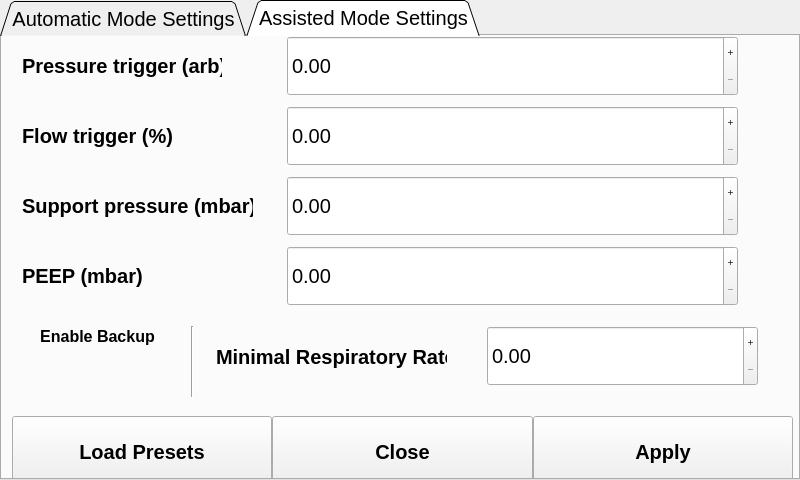
Before: the Qt Designer form gui/settings/settings.ui in MariuszSuchenek/MVM_GUI_test2, drawn with Qt 5.
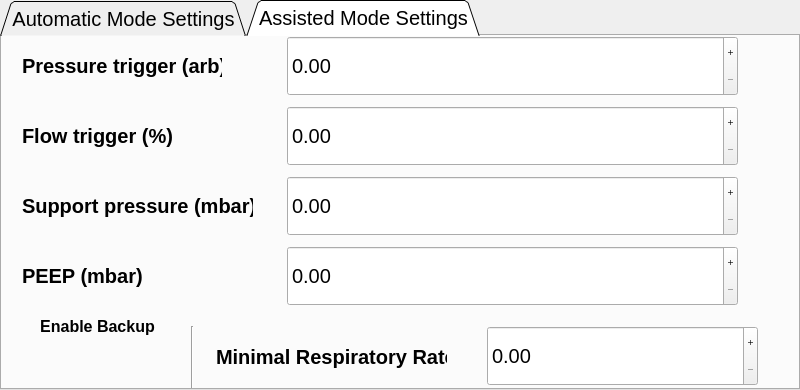
After: the same form once the commit is applied. The open tabs and pages were chosen to show the change. Icons and pictures are not drawn. Custom widgets are drawn as their Qt base class.

Commit message: Reworked settings to function in maindisplay (top pane)

Diff of the .ui file:
```diff
--- a/gui/settings/settings.ui
+++ b/gui/settings/settings.ui
@@ -7,7 +7,7 @@
     <x>0</x>
     <y>0</y>
     <width>800</width>
-    <height>480</height>
+    <height>390</height>
    </rect>
   </property>
   <property name="font">
@@ -55,15 +55,24 @@
 </string>
   </property>
   <widget class="QWidget" name="centralwidget">
+   <layout class="QGridLayout" name="gridLayout">
+    <property name="leftMargin">
+     <number>0</number>
+    </property>
+    <property name="topMargin">
+     <number>0</number>
+    </property>
+    <property name="rightMargin">
+     <number>0</number>
+    </property>
+    <property name="bottomMargin">
+     <number>0</number>
+    </property>
+    <property name="spacing">
+     <number>0</number>
+    </property>
+    <item row="0" column="0">
    <widget class="QTabWidget" name="tabWidget">
-    <property name="geometry">
-     <rect>
-      <x>0</x>
-      <y>0</y>
-      <width>800</width>
-      <height>480</height>
-     </rect>
-    </property>
     <property name="font">
      <font>
       <pointsize>15</pointsize>
@@ -1321,81 +1330,6 @@
        <enum>QAbstractSpinBox::PlusMinus</enum>
       </property>
      </widget>
-     <widget class="QWidget" name="horizontalLayoutWidget_2">
-      <property name="geometry">
-       <rect>
-        <x>10</x>
-        <y>380</y>
-        <width>781</width>
-        <height>71</height>
-       </rect>
-      </property>
-      <layout class="QHBoxLayout" name="horizontalLayout_7">
-       <property name="spacing">
-        <number>0</number>
-       </property>
-       <item>
-        <widget class="QPushButton" name="pushButton_load_preset_assist">
-         <property name="sizePolicy">
-          <sizepolicy hsizetype="Minimum" vsizetype="Expanding">
-           <horstretch>0</horstretch>
-           <verstretch>0</verstretch>
-          </sizepolicy>
-         </property>
-         <property name="font">
-          <font>
-           <pointsize>15</pointsize>
-           <weight>75</weight>
-           <bold>true</bold>
-          </font>
-         </property>
-         <property name="text">
-          <string>Load Presets</string>
-         </property>
-        </widget>
-       </item>
-       <item>
-        <widget class="QPushButton" name="pushButton_close_2">
-         <property name="sizePolicy">
-          <sizepolicy hsizetype="Minimum" vsizetype="Preferred">
-           <horstretch>0</horstretch>
-           <verstretch>0</verstretch>
-          </sizepolicy>
-         </property>
-         <property name="font">
-          <font>
-           <pointsize>15</pointsize>
-           <weight>75</weight>
-           <bold>true</bold>
-          </font>
-         </property>
-         <property name="text">
-          <string>Close</string>
-         </property>
-        </widget>
-       </item>
-       <item>
-        <widget class="QPushButton" name="pushButton_apply_assist">
-         <property name="sizePolicy">
-          <sizepolicy hsizetype="Minimum" vsizetype="Expanding">
-           <horstretch>0</horstretch>
-           <verstretch>0</verstretch>
-          </sizepolicy>
-         </property>
-         <property name="font">
-          <font>
-           <pointsize>15</pointsize>
-           <weight>75</weight>
-           <bold>true</bold>
-          </font>
-         </property>
-         <property name="text">
-          <string>Apply</string>
-         </property>
-        </widget>
-       </item>
-      </layout>
-     </widget>
      <widget class="QPushButton" name="fake_btn_support_pressure">
       <property name="geometry">
        <rect>
@@ -1688,7 +1622,7 @@
       <property name="geometry">
        <rect>
         <x>30</x>
-        <y>320</y>
+          <y>310</y>
         <width>131</width>
         <height>41</height>
        </rect>
@@ -1698,7 +1632,7 @@
       <property name="geometry">
        <rect>
         <x>0</x>
-        <y>280</y>
+          <y>270</y>
         <width>191</width>
         <height>40</height>
        </rect>
@@ -1719,6 +1653,8 @@
      </widget>
     </widget>
    </widget>
+    </item>
+   </layout>
   </widget>
  </widget>
  <customwidgets>
```
Left out of the diff: 77 changed lines with no effect on the pictures. Lines whose indentation alone changed are shown as unchanged. The commit also changes 1 other file.
